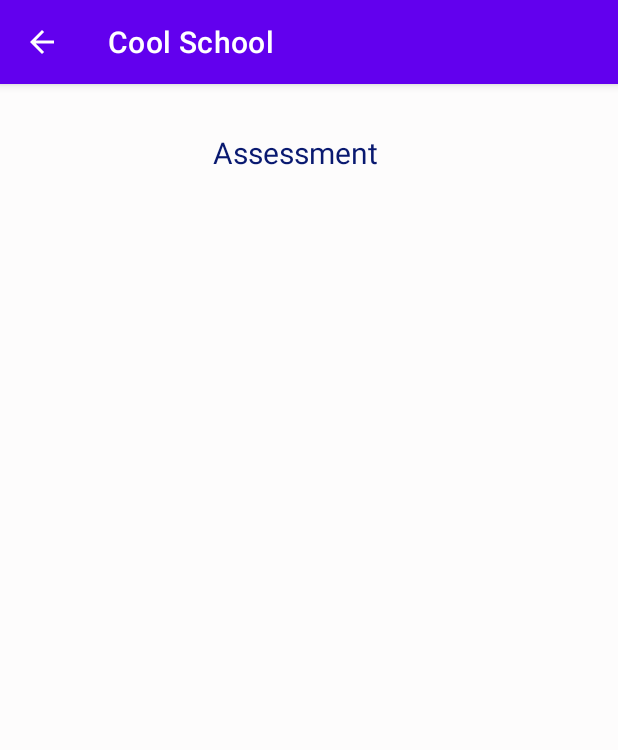
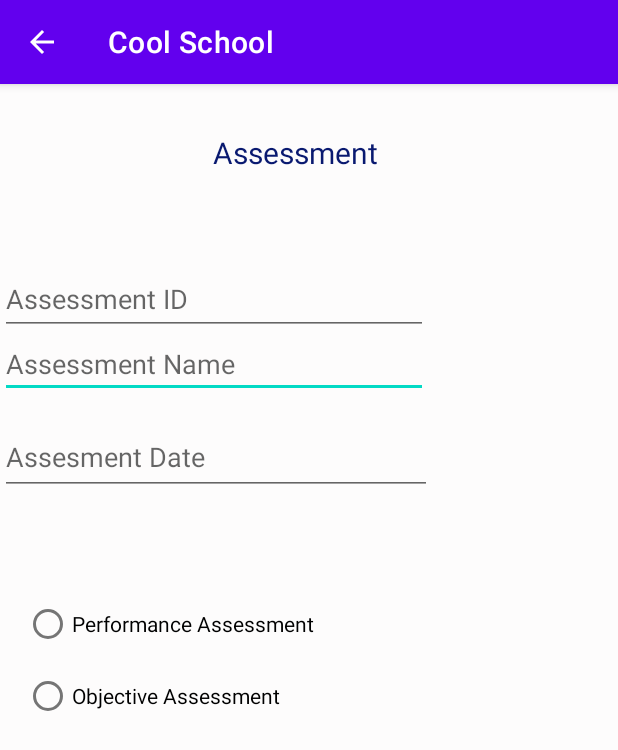
Before and after one commit to AlphaMOVG/CoolSchoolApp, an Android app: the AssessmentDetails screen opened directly, with no data from a screen before it, on a phone screen of 412 x 824 dp. Shown: the top 750 px of the screen. Run offline under Robolectric (Android 15) with nearby library versions, the phone set to English and light mode, and no system bars.

Commit message:
commit 6.0

```diff
--- a/app/src/main/java/android/CoolSchool/DAO/CoursesDAO.java
+++ b/app/src/main/java/android/CoolSchool/DAO/CoursesDAO.java
@@ -23,6 +23,6 @@ public interface CoursesDAO {
     @Delete
     void delete(Courses courses);
 
-    @Query("SELECT * FROM Assessments ORDER BY assessmentsID ASC")
+    @Query("SELECT * FROM Courses ORDER BY coursesID ASC")
     List<Assessments> getAllCourses();
 }
--- a/app/src/main/java/android/CoolSchool/DAO/TermsDAO.java
+++ b/app/src/main/java/android/CoolSchool/DAO/TermsDAO.java
@@ -24,6 +24,6 @@ public interface TermsDAO {
     @Delete
     void delete(Terms terms);
 
-    @Query("SELECT * FROM Assessments ORDER BY assessmentsID ASC")
+    @Query("SELECT * FROM Terms ORDER BY termsID ASC")
     List<Assessments> getAllTerms();
 }
--- a/app/src/main/java/android/CoolSchool/Database/CoolSchoolDatabaseBuilder.java
+++ b/app/src/main/java/android/CoolSchool/Database/CoolSchoolDatabaseBuilder.java
@@ -12,15 +12,14 @@ import androidx.room.Database;
 import androidx.room.Room;
 import androidx.room.RoomDatabase;
 
+
 /**
  * Code that builds the database for the application.
  * */
-@Database(entities = {Assessments.class, Courses.class, Terms.class}, version = 2, exportSchema = false )
+@Database(entities = {Assessments.class, Courses.class, Terms.class}, version = 4, exportSchema = false )
 public abstract class CoolSchoolDatabaseBuilder extends RoomDatabase {
     public abstract AssessmentsDAO assessmentsDAO();
-
     public abstract CoursesDAO coursesDAO();
-
     public abstract TermsDAO termsDAO();
 
     public static volatile CoolSchoolDatabaseBuilder INSTANCE;
--- a/app/src/main/java/android/CoolSchool/UI/MainActivity.java
+++ b/app/src/main/java/android/CoolSchool/UI/MainActivity.java
@@ -22,7 +22,7 @@ public class MainActivity extends AppCompatActivity {
         Intent intent = new Intent(MainActivity.this, SelectScreen.class);
         startActivity(intent);
         Repository repo = new Repository(getApplication());
-        Assessments assessments = new Assessments(1, "Name", 10-22-2022, "Objective");
+        Assessments assessments = new Assessments(1, "Name", "10/22/2022", "Objective");
         repo.insert(assessments);
     }
 
--- a/app/src/main/res/layout/activity_assessment_details.xml
+++ b/app/src/main/res/layout/activity_assessment_details.xml
@@ -19,4 +19,80 @@
         app:layout_constraintHorizontal_bias="0.498"
         app:layout_constraintStart_toStartOf="parent"
         app:layout_constraintTop_toTopOf="parent" />
+
+    <com.google.android.material.textfield.TextInputLayout
+        android:layout_width="409dp"
+        android:layout_height="wrap_content"
+        tools:layout_editor_absoluteX="0dp"
+        tools:layout_editor_absoluteY="153dp">
+
+    </com.google.android.material.textfield.TextInputLayout>
+
+    <com.google.android.material.textfield.TextInputLayout
+        android:layout_width="409dp"
+        android:layout_height="wrap_content"
+        tools:layout_editor_absoluteX="1dp"
+        tools:layout_editor_absoluteY="209dp">
+
+    </com.google.android.material.textfield.TextInputLayout>
+
+    <com.google.android.material.textfield.TextInputEditText
+        android:id="@+id/textInputEditText2"
+        android:layout_width="285dp"
+        android:layout_height="45dp"
+        android:layout_marginTop="164dp"
+        android:hint="Assessment Name"
+        app:layout_constraintEnd_toEndOf="parent"
+        app:layout_constraintHorizontal_bias="0.0"
+        app:layout_constraintStart_toStartOf="parent"
+        app:layout_constraintTop_toTopOf="parent" />
+
+    <com.google.android.material.textfield.TextInputLayout
+        android:layout_width="409dp"
+        android:layout_height="wrap_content"
+        tools:layout_editor_absoluteX="1dp"
+        tools:layout_editor_absoluteY="257dp">
+
+    </com.google.android.material.textfield.TextInputLayout>
+
+    <com.google.android.material.textfield.TextInputEditText
+        android:layout_width="288dp"
+        android:layout_height="50dp"
+        android:layout_marginTop="224dp"
+        android:hint="Assesment Date"
+        app:layout_constraintEnd_toEndOf="parent"
+        app:layout_constraintHorizontal_bias="0.0"
+        app:layout_constraintStart_toStartOf="parent"
+        app:layout_constraintTop_toTopOf="parent" />
+
+    <com.google.android.material.textfield.TextInputEditText
+        android:id="@+id/textInputEditText"
+        android:layout_width="285dp"
+        android:layout_height="47dp"
+        android:layout_marginTop="120dp"
+        android:hint="Assessment ID"
+        app:layout_constraintTop_toTopOf="parent"
+        tools:layout_editor_absoluteX="1dp" />
+
+    <RadioGroup
+        android:layout_width="197dp"
+        android:layout_height="96dp"
+        android:layout_marginBottom="336dp"
+        app:layout_constraintBottom_toBottomOf="parent"
+        app:layout_constraintEnd_toEndOf="parent"
+        app:layout_constraintHorizontal_bias="0.074"
+        app:layout_constraintStart_toStartOf="parent">
+
+        <RadioButton
+            android:id="@+id/radioButton"
+            android:layout_width="wrap_content"
+            android:layout_height="wrap_content"
+            android:text="Performance Assessment" />
+
+        <RadioButton
+            android:id="@+id/radioButton2"
+            android:layout_width="wrap_content"
+            android:layout_height="wrap_content"
+            android:text="Objective Assessment" />
+    </RadioGroup>
 </androidx.constraintlayout.widget.ConstraintLayout>
```
Also changed, not shown: app/src/main/java/android/CoolSchool/Entity/Assessments.java (+5 -4 lines), app/src/main/java/android/CoolSchool/Entity/Courses.java (+8 -7 lines), app/src/main/java/android/CoolSchool/Entity/Terms.java (+8 -7 lines).
